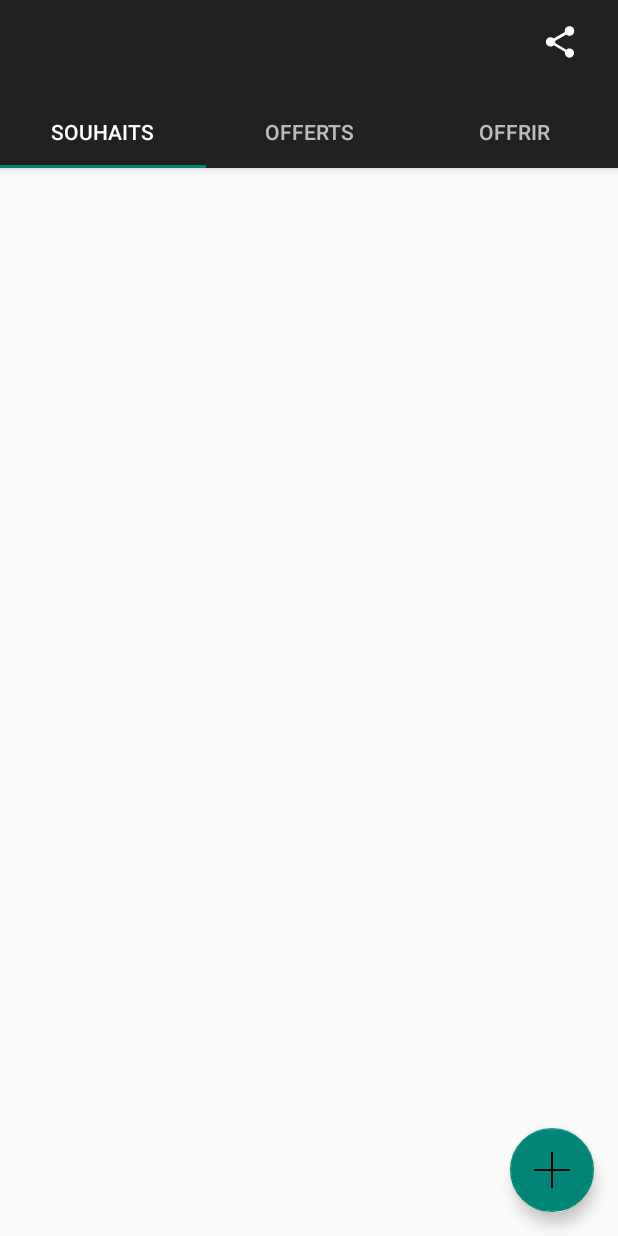
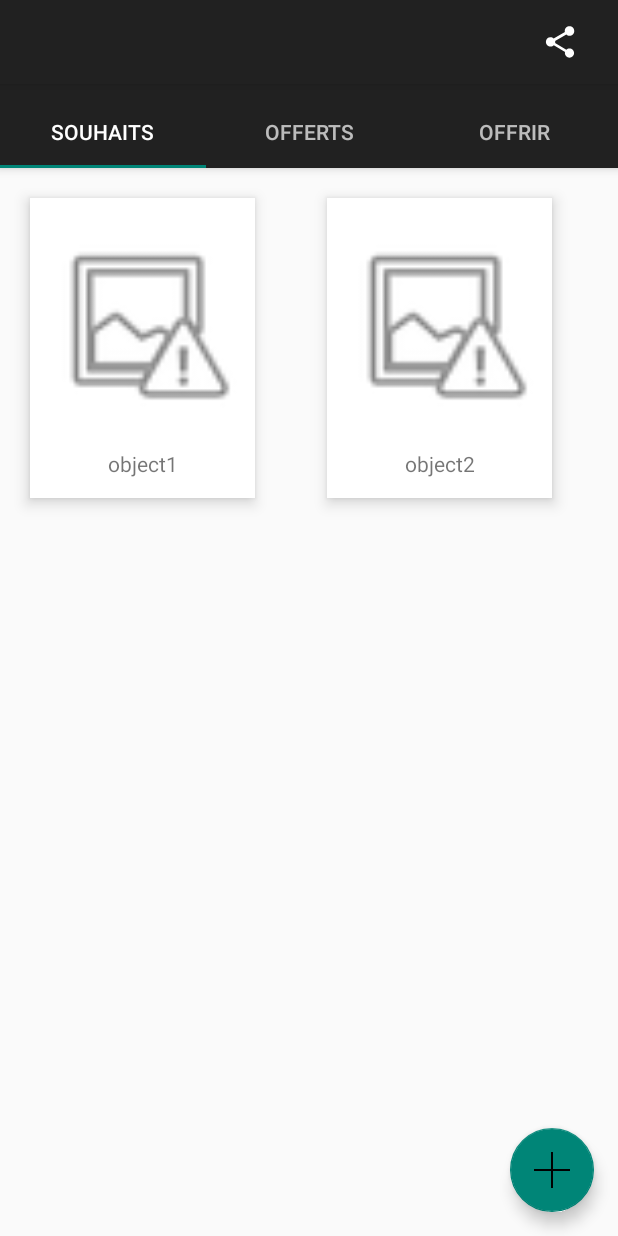
Before and after one commit to Adphi/WishList, an Android app: the screen it shows after launch (MainActivity), on a phone screen of 412 x 824 dp. Run offline under Robolectric (Android 15) with nearby library versions, the phone set to English and light mode, and no system bars; our stand-ins replace Firebase (no records; nobody signed in at launch, a user with empty details on screens opened directly); libraries missing offline, so code that uses them is left out: com.firebase.ui; 1 statement that could not run was skipped.

Commit message:
Fix Graddle && RecyclerView

```diff
--- a/app/build.gradle
+++ b/app/build.gradle
@@ -23,13 +23,16 @@ dependencies {
     implementation 'com.android.support:appcompat-v7:26.1.0'
     implementation 'com.android.support:design:26.1.0'
     implementation 'com.android.support.constraint:constraint-layout:1.0.2'
-    implementation 'com.google.firebase:firebase-database:11.0.4'
-    implementation 'com.google.firebase:firebase-auth:11.0.4'
-    implementation 'com.google.firebase:firebase-storage:11.0.4'
+    implementation 'com.google.firebase:firebase-database:10.0.1'
+
     testImplementation 'junit:junit:4.12'
     androidTestImplementation 'com.android.support.test:runner:1.0.1'
     androidTestImplementation 'com.android.support.test.espresso:espresso-core:3.0.1'
     implementation 'com.android.support:cardview-v7:26.1.0'
+
+    compile 'com.google.firebase:firebase-storage:10.0.1'
+    compile 'com.google.firebase:firebase-auth:10.0.1'
+    compile 'com.firebaseui:firebase-ui-storage:1.0.1'
 }
 
 
--- a/app/src/main/java/fr/wcs/wishlist/Controller/ItemAdapter.java
+++ b/app/src/main/java/fr/wcs/wishlist/Controller/ItemAdapter.java
@@ -1,11 +1,21 @@
 package fr.wcs.wishlist.Controller;
 
+import android.content.Context;
 import android.support.v7.widget.RecyclerView;
 import android.view.LayoutInflater;
 import android.view.View;
 import android.view.ViewGroup;
 import android.widget.ImageView;
+import android.widget.TextView;
 
+import com.bumptech.glide.Glide;
+import com.firebase.ui.storage.images.FirebaseImageLoader;
+import com.google.firebase.storage.FirebaseStorage;
+import com.google.firebase.storage.StorageReference;
+
+import java.util.ArrayList;
+
+import fr.wcs.wishlist.Models.Item;
 import fr.wcs.wishlist.R;
 
 /**
@@ -13,6 +23,16 @@ import fr.wcs.wishlist.R;
  */
 
 public class ItemAdapter extends RecyclerView.Adapter<ItemAdapter.ViewHolder> {
+
+    private Context mContext;
+    private ArrayList<Item> mItems;
+    private FirebaseStorage mFirebaseStorage;
+
+    public ItemAdapter(Context context, ArrayList<Item> items) {
+        this.mContext = context;
+        this.mItems = items;
+        mFirebaseStorage = FirebaseStorage.getInstance();
+    }
 
     @Override
     public ViewHolder onCreateViewHolder(ViewGroup parent, int viewType) {
@@ -23,21 +43,29 @@ public class ItemAdapter extends RecyclerView.Adapter<ItemAdapter.ViewHolder> {
 
     @Override
     public void onBindViewHolder(ViewHolder holder, int position) {
-
+        holder.mTextViewItemName.setText(mItems.get(position).getName());
+        String itemImageUrl = mItems.get(position).getImageUrl();
+        StorageReference reference = mFirebaseStorage.getReferenceFromUrl(itemImageUrl);
+        Glide.with(mContext)
+                .using(new FirebaseImageLoader())
+                .load(reference)
+                .into(holder.mImageViewItemPhoto);
     }
 
     @Override
     public int getItemCount() {
-        return 0;
+        return mItems.size();
     }
 
     class ViewHolder extends RecyclerView.ViewHolder {
 
-        ImageView imageViewItemPhoto;
+        ImageView mImageViewItemPhoto;
+        TextView mTextViewItemName;
 
         public ViewHolder(View itemView) {
             super(itemView);
-            imageViewItemPhoto = itemView.findViewById(R.id.imageViewItemImage);
+            mImageViewItemPhoto = itemView.findViewById(R.id.imageViewItemImage);
+            mTextViewItemName = itemView.findViewById(R.id.textViewItemName);
         }
 
     }
--- a/app/src/main/java/fr/wcs/wishlist/Tab1.java
+++ b/app/src/main/java/fr/wcs/wishlist/Tab1.java
@@ -3,17 +3,22 @@ package fr.wcs.wishlist;
 import android.content.Intent;
 import android.os.Bundle;
 import android.support.design.widget.FloatingActionButton;
-import android.support.design.widget.Snackbar;
+import android.support.v4.app.Fragment;
+import android.support.v7.widget.GridLayoutManager;
+import android.support.v7.widget.RecyclerView;
 import android.view.LayoutInflater;
-import android.support.v4.app.Fragment;
 import android.view.View;
 import android.view.ViewGroup;
+
+import java.util.ArrayList;
+
+import fr.wcs.wishlist.Controller.ItemAdapter;
+import fr.wcs.wishlist.Models.Item;
 
 public class Tab1 extends Fragment{
     @Override
     public View onCreateView (LayoutInflater inflater, ViewGroup container, Bundle savedInstanceState){
         View rootview = inflater.inflate(R.layout.tab1, container, false);
-
 
         FloatingActionButton fab = rootview.findViewById(R.id.fab);
         fab.setOnClickListener(new View.OnClickListener() {
@@ -23,6 +28,16 @@ public class Tab1 extends Fragment{
                 startActivity(intent);
             }
         });
+        ArrayList<Item> items = new ArrayList<>();
+        items.add(new Item("object1", "desciption1", "gs://wishlist-f39ed.appspot.com/arcade_navale.png"));
+        items.add(new Item("object2", "description2", "gs://wishlist-f39ed.appspot.com/nikola_tesla_2037575.jpg"));
+        RecyclerView recyclerView = rootview.findViewById(R.id.recyclerViewWish);
+        RecyclerView.LayoutManager layoutManager = new GridLayoutManager(getActivity(), 2);
+        recyclerView.setLayoutManager(layoutManager);
+        ItemAdapter itemAdapter = new ItemAdapter(getActivity(), items);
+        recyclerView.setAdapter(itemAdapter);
+
+
         return rootview;
     }
 }
--- a/app/src/main/res/layout/item_layout.xml
+++ b/app/src/main/res/layout/item_layout.xml
@@ -2,8 +2,8 @@
 <android.support.v7.widget.CardView xmlns:android="http://schemas.android.com/apk/res/android"
                                     xmlns:app="http://schemas.android.com/apk/res-auto"
                                     xmlns:tools="http://schemas.android.com/tools"
-                                    android:layout_width="wrap_content"
-                                    android:layout_height="wrap_content"
+                                    android:layout_width="150dp"
+                                    android:layout_height="200dp"
                                     android:layout_margin="12dp"
                                     app:cardCornerRadius="0dp"
                                     app:cardElevation="6dp">
@@ -11,14 +11,36 @@
     <android.support.constraint.ConstraintLayout
         android:layout_width="match_parent"
         android:layout_height="match_parent"
-        tools:layout_editor_absoluteY="0dp"
+        android:padding="5dp"
         tools:layout_editor_absoluteX="0dp"
-        android:padding="5dp">
+        tools:layout_editor_absoluteY="0dp">
 
         <ImageView
             android:id="@+id/imageViewItemImage"
-            android:layout_width="match_parent"
-            android:layout_height="match_parent"/>
+            android:layout_width="0dp"
+            android:layout_height="0dp"
+            android:layout_marginBottom="8dp"
+            android:layout_marginEnd="4dp"
+            android:layout_marginStart="5dp"
+            android:layout_marginTop="5dp"
+            android:scaleType="fitCenter"
+            app:layout_constraintBottom_toTopOf="@+id/textViewItemName"
+            app:layout_constraintEnd_toEndOf="parent"
+            app:layout_constraintStart_toStartOf="parent"
+            app:layout_constraintTop_toTopOf="parent"
+            app:srcCompat="@android:drawable/ic_menu_report_image"/>
+
+        <TextView
+            android:id="@+id/textViewItemName"
+            android:layout_width="wrap_content"
+            android:layout_height="wrap_content"
+            android:layout_marginBottom="8dp"
+            android:layout_marginEnd="8dp"
+            android:layout_marginStart="8dp"
+            android:text="TextView"
+            app:layout_constraintBottom_toBottomOf="parent"
+            app:layout_constraintEnd_toEndOf="parent"
+            app:layout_constraintStart_toStartOf="parent"/>
 
     </android.support.constraint.ConstraintLayout>
 
--- a/app/src/main/res/layout/tab1.xml
+++ b/app/src/main/res/layout/tab1.xml
@@ -1,9 +1,10 @@
 <?xml version="1.0" encoding="utf-8"?>
 <android.support.constraint.ConstraintLayout xmlns:android="http://schemas.android.com/apk/res/android"
-    xmlns:tools="http://schemas.android.com/tools"
-    android:layout_width="match_parent"
-    android:layout_height="match_parent"
-    xmlns:app="http://schemas.android.com/apk/res-auto">
+                                             xmlns:app="http://schemas.android.com/apk/res-auto"
+                                             xmlns:tools="http://schemas.android.com/tools"
+                                             android:layout_width="match_parent"
+                                             android:layout_height="match_parent">
+
     <android.support.design.widget.FloatingActionButton
         android:id="@+id/fab"
         android:layout_width="wrap_content"
@@ -14,7 +15,7 @@
         android:layout_marginEnd="10dp"
         app:layout_constraintBottom_toBottomOf="parent"
         app:layout_constraintEnd_toEndOf="parent"
-        app:srcCompat="@drawable/add" />
+        app:srcCompat="@drawable/add"/>
 
     <android.support.v7.widget.RecyclerView
         android:id="@+id/recyclerViewWish"
```
